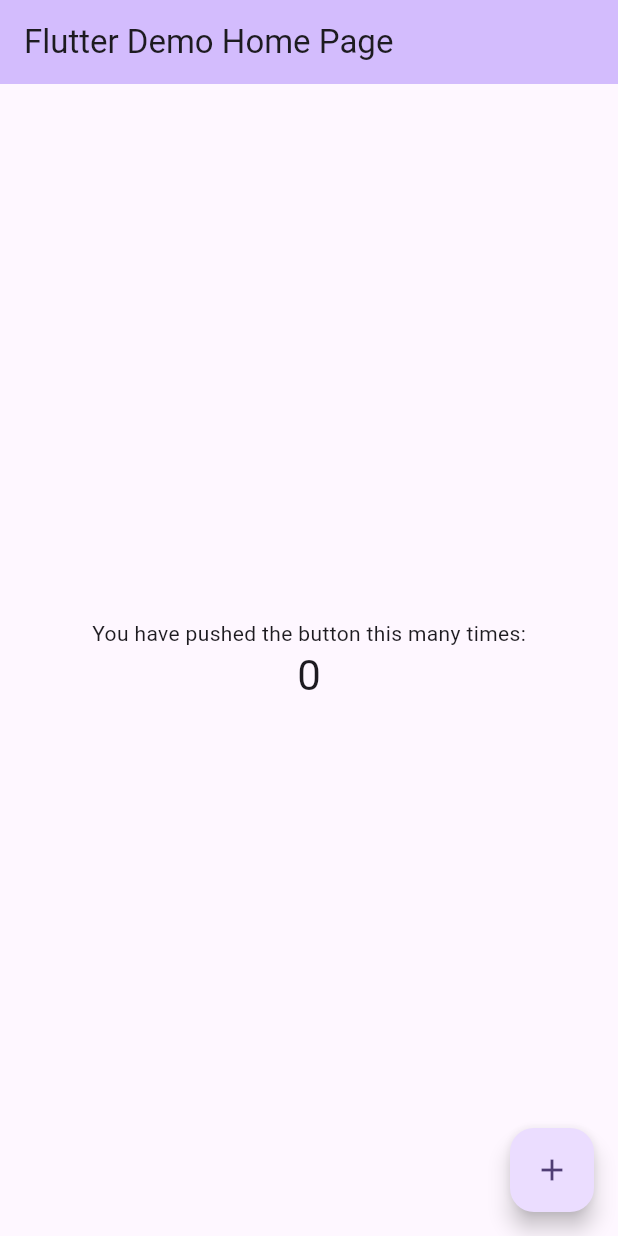
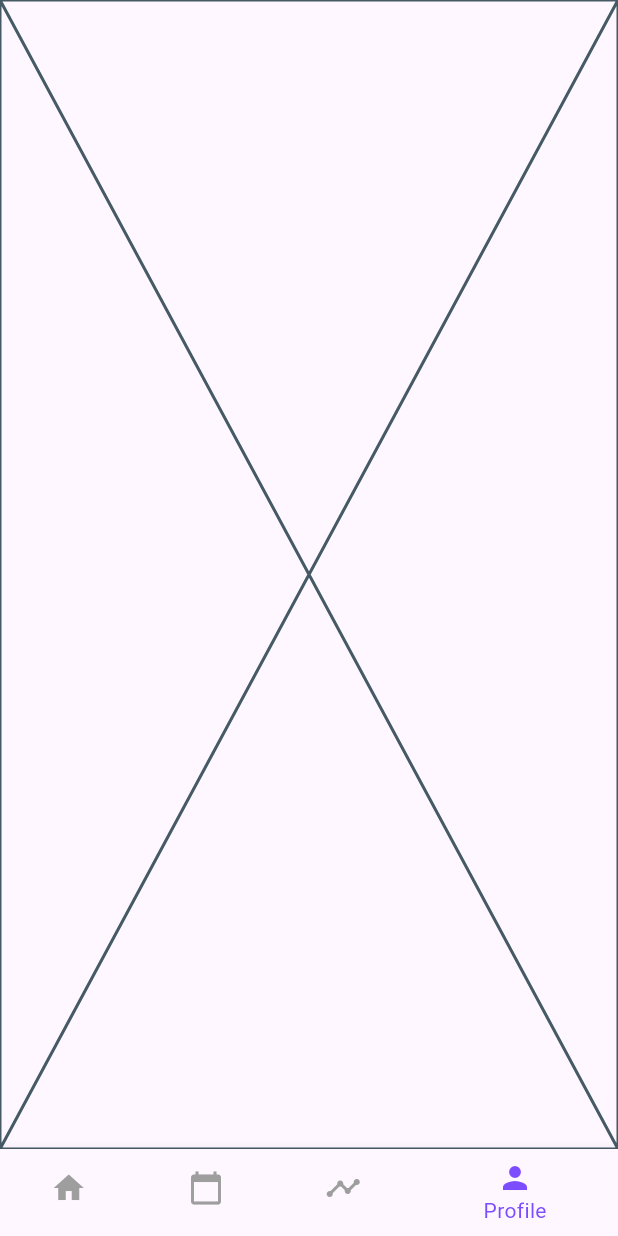
Before and after one commit to RITWIZSINGH/Habit_Tracker, a Flutter app: the screen it shows after launch, on a phone screen of 412 x 824 dp. Run offline on Flutter 3.47's test engine with Material 3 defaults, Android fonts, the phone set to English and light mode, and no system bars.

Commit message:
Created a Bottom Navigation Bar

```diff
--- a/lib/main.dart
+++ b/lib/main.dart
@@ -1,125 +1,74 @@
+// ignore_for_file: must_be_immutable, use_key_in_widget_constructors, use_super_parameters
+
 import 'package:flutter/material.dart';
+import 'package:habit_tracker_app/pages/homePage.dart';
+import 'package:habit_tracker_app/pages/habitsPage.dart';
+import 'package:habit_tracker_app/pages/profilePage.dart';
+import 'package:habit_tracker_app/pages/progressPage.dart';
+
 
 void main() {
   runApp(const MyApp());
 }
 
 class MyApp extends StatelessWidget {
-  const MyApp({super.key});
+  const MyApp({Key? key}) : super(key: key);
 
-  // This widget is the root of your application.
   @override
   Widget build(BuildContext context) {
     return MaterialApp(
       title: 'Flutter Demo',
+      debugShowCheckedModeBanner: false,
       theme: ThemeData(
-        // This is the theme of your application.
-        //
-        // TRY THIS: Try running your application with "flutter run". You'll see
-        // the application has a purple toolbar. Then, without quitting the app,
-        // try changing the seedColor in the colorScheme below to Colors.green
-        // and then invoke "hot reload" (save your changes or press the "hot
-        // reload" button in a Flutter-supported IDE, or press "r" if you used
-        // the command line to start the app).
-        //
-        // Notice that the counter didn't reset back to zero; the application
-        // state is not lost during the reload. To reset the state, use hot
-        // restart instead.
-        //
-        // This works for code too, not just values: Most code changes can be
-        // tested with just a hot reload.
-        colorScheme: ColorScheme.fromSeed(seedColor: Colors.deepPurple),
-        useMaterial3: true,
+        primarySwatch: Colors.blue,
       ),
-      home: const MyHomePage(title: 'Flutter Demo Home Page'),
+      home: NavigationScreen(
+        currentIndex: 3,
+      ),
     );
   }
 }
 
-class MyHomePage extends StatefulWidget {
-  const MyHomePage({super.key, required this.title});
-
-  // This widget is the home page of your application. It is stateful, meaning
-  // that it has a State object (defined below) that contains fields that affect
-  // how it looks.
-
-  // This class is the configuration for the state. It holds the values (in this
-  // case the title) provided by the parent (in this case the App widget) and
-  // used by the build method of the State. Fields in a Widget subclass are
-  // always marked "final".
-
-  final String title;
-
+class NavigationScreen extends StatefulWidget {
+  NavigationScreen({required this.currentIndex});
+  int currentIndex;
   @override
-  State<MyHomePage> createState() => _MyHomePageState();
+  State<NavigationScreen> createState() => _NavigationScreenState();
 }
 
-class _MyHomePageState extends State<MyHomePage> {
-  int _counter = 0;
+const List<Widget> screens = [
+  HomePage(),
+  ProgressPage(),
+  HabitsPage(),
+  ProfilePage()
+];
 
-  void _incrementCounter() {
-    setState(() {
-      // This call to setState tells the Flutter framework that something has
-      // changed in this State, which causes it to rerun the build method below
-      // so that the display can reflect the updated values. If we changed
-      // _counter without calling setState(), then the build method would not be
-      // called again, and so nothing would appear to happen.
-      _counter++;
-    });
-  }
-
+class _NavigationScreenState extends State<NavigationScreen> {
   @override
   Widget build(BuildContext context) {
-    // This method is rerun every time setState is called, for instance as done
-    // by the _incrementCounter method above.
-    //
-    // The Flutter framework has been optimized to make rerunning build methods
-    // fast, so that you can just rebuild anything that needs updating rather
-    // than having to individually change instances of widgets.
     return Scaffold(
-      appBar: AppBar(
-        // TRY THIS: Try changing the color here to a specific color (to
-        // Colors.amber, perhaps?) and trigger a hot reload to see the AppBar
-        // change color while the other colors stay the same.
-        backgroundColor: Theme.of(context).colorScheme.inversePrimary,
-        // Here we take the value from the MyHomePage object that was created by
-        // the App.build method, and use it to set our appbar title.
-        title: Text(widget.title),
+      body: IndexedStack(
+        index: widget.currentIndex,
+        children: screens,
       ),
-      body: Center(
-        // Center is a layout widget. It takes a single child and positions it
-        // in the middle of the parent.
-        child: Column(
-          // Column is also a layout widget. It takes a list of children and
-          // arranges them vertically. By default, it sizes itself to fit its
-          // children horizontally, and tries to be as tall as its parent.
-          //
-          // Column has various properties to control how it sizes itself and
-          // how it positions its children. Here we use mainAxisAlignment to
-          // center the children vertically; the main axis here is the vertical
-          // axis because Columns are vertical (the cross axis would be
-          // horizontal).
-          //
-          // TRY THIS: Invoke "debug painting" (choose the "Toggle Debug Paint"
-          // action in the IDE, or press "p" in the console), to see the
-          // wireframe for each widget.
-          mainAxisAlignment: MainAxisAlignment.center,
-          children: <Widget>[
-            const Text(
-              'You have pushed the button this many times:',
-            ),
-            Text(
-              '$_counter',
-              style: Theme.of(context).textTheme.headlineMedium,
-            ),
-          ],
-        ),
+      bottomNavigationBar: BottomNavigationBar(
+        backgroundColor: Colors.white,
+        unselectedItemColor: Colors.grey,
+        selectedItemColor: Colors.deepPurpleAccent,
+        currentIndex: widget.currentIndex,
+        onTap: (index) {
+          setState(() {
+            widget.currentIndex = index;
+          });
+        },
+        items: const [
+          BottomNavigationBarItem(icon: Icon(Icons.home), label: "Home"),
+          BottomNavigationBarItem(
+              icon: Icon(Icons.calendar_today), label: "Progress"),
+          BottomNavigationBarItem(icon: Icon(Icons.timeline), label: "Habits"),
+          BottomNavigationBarItem(icon: Icon(Icons.person), label: "Profile")
+        ],
       ),
-      floatingActionButton: FloatingActionButton(
-        onPressed: _incrementCounter,
-        tooltip: 'Increment',
-        child: const Icon(Icons.add),
-      ), // This trailing comma makes auto-formatting nicer for build methods.
     );
   }
 }
--- /dev/null
+++ b/lib/pages/profilePage.dart
@@ -0,0 +1,17 @@
+// ignore_for_file: must_be_immutable, use_key_in_widget_constructors, use_super_parameters, file_names
+
+import 'package:flutter/material.dart';
+
+class ProfilePage extends StatefulWidget {
+  const ProfilePage({super.key});
+
+  @override
+  State<ProfilePage> createState() => _ProfilePageState();
+}
+
+class _ProfilePageState extends State<ProfilePage> {
+  @override
+  Widget build(BuildContext context) {
+    return const Placeholder();
+  }
+}
```
Also changed, not shown: lib/pages/habitsPage.dart (added, +17 -0 lines), lib/pages/homePage.dart (added, +17 -0 lines), lib/pages/progressPage.dart (added, +17 -0 lines).
